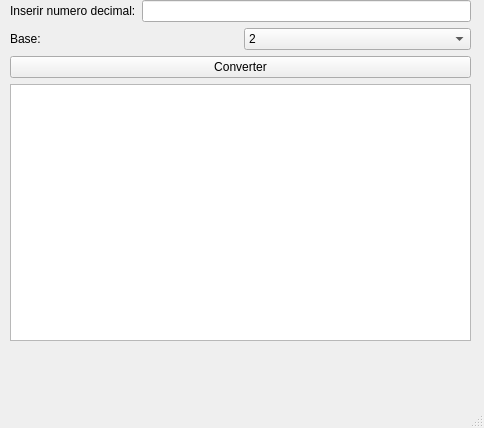
Before: the Qt Designer form mudancaBase/mainwindow.ui in cpedrohenrique1/mudancaBase, drawn with Qt 5.
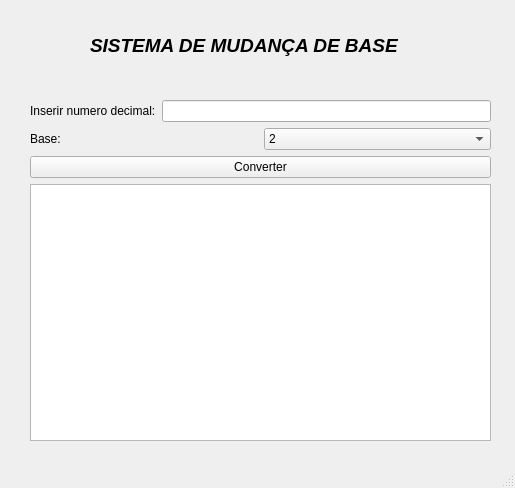
After: the same form once the commit is applied.

Diff of the .ui file:
```diff
--- a/mudancaBase/mainwindow.ui
+++ b/mudancaBase/mainwindow.ui
@@ -6,8 +6,8 @@
    <rect>
     <x>0</x>
     <y>0</y>
-    <width>484</width>
-    <height>428</height>
+    <width>515</width>
+    <height>488</height>
    </rect>
   </property>
   <property name="windowTitle">
@@ -17,8 +17,8 @@
    <widget class="QWidget" name="layoutWidget">
     <property name="geometry">
      <rect>
-      <x>10</x>
-      <y>0</y>
+      <x>30</x>
+      <y>100</y>
       <width>461</width>
       <height>341</height>
      </rect>
@@ -84,6 +84,19 @@
      </item>
     </layout>
    </widget>
+   <widget class="QLabel" name="label_3">
+    <property name="geometry">
+     <rect>
+      <x>90</x>
+      <y>30</y>
+      <width>321</width>
+      <height>31</height>
+     </rect>
+    </property>
+    <property name="text">
+     <string>&lt;html&gt;&lt;head/&gt;&lt;body&gt;&lt;p&gt;&lt;span style=&quot; font-size:14pt; font-weight:700; font-style:italic;&quot;&gt;SISTEMA DE MUDANÇA DE BASE&lt;/span&gt;&lt;/p&gt;&lt;/body&gt;&lt;/html&gt;</string>
+    </property>
+   </widget>
   </widget>
   <widget class="QMenuBar" name="menubar">
    <property name="geometry">
```
Left out of the diff: 4 changed lines with no effect on the pictures.
